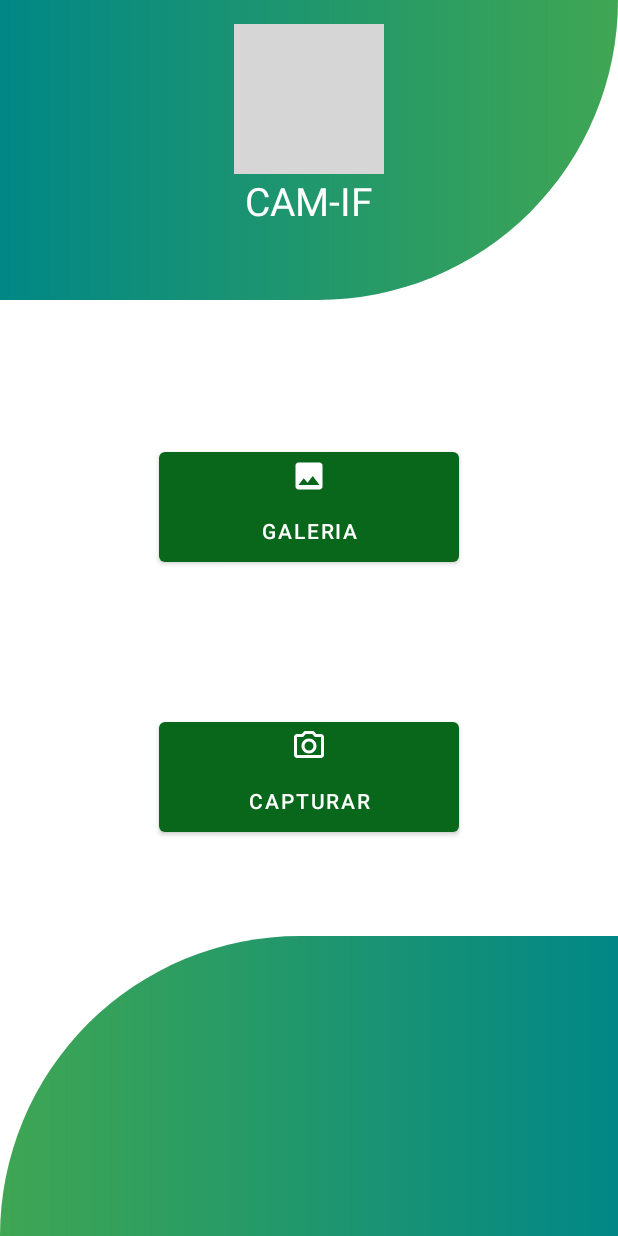
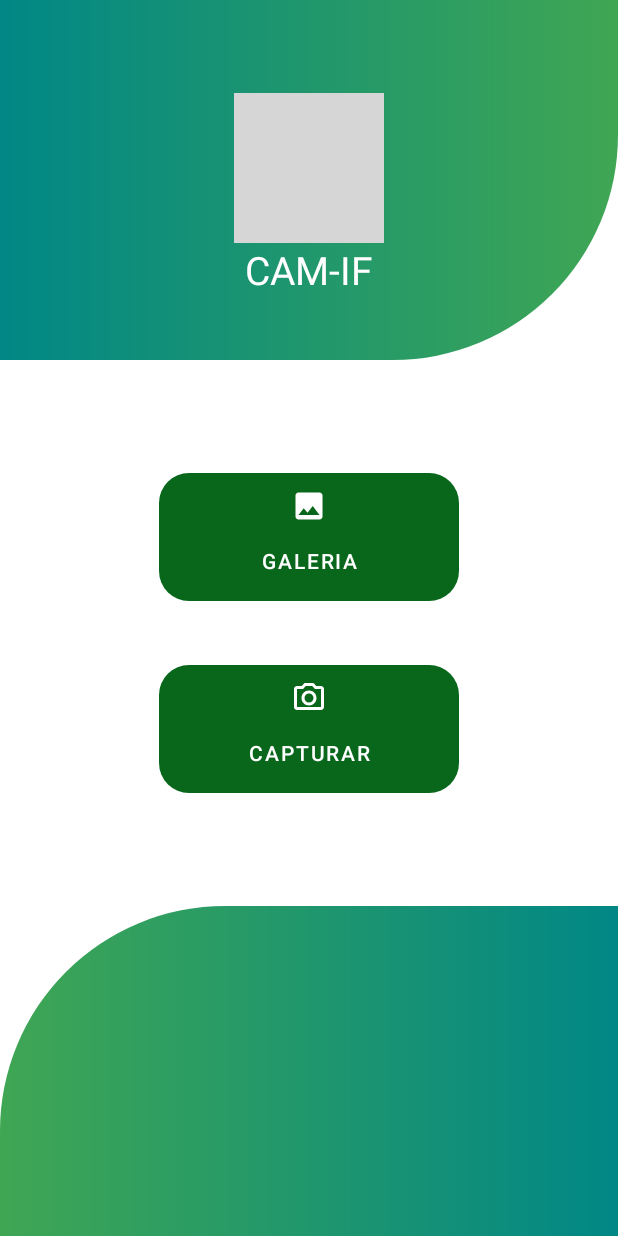
Before and after one commit to MatheusH2021/PDM-Camera-Android, an Android app: the screen it shows after launch (MainActivity), on a phone screen of 412 x 824 dp. Run offline under Robolectric (Android 15) with nearby library versions, the phone set to English and light mode, and no system bars; grey boxes are pictures that could not be loaded.

Commit message:
Adjusting buttons and colors

```diff
--- a/app/src/main/res/drawable/background_bottom_design.xml
+++ b/app/src/main/res/drawable/background_bottom_design.xml
@@ -1,7 +1,7 @@
 <?xml version="1.0" encoding="utf-8"?>
 <shape xmlns:android="http://schemas.android.com/apk/res/android">
     <solid android:color="@color/green_200" />
-    <corners android:topLeftRadius="200dp" />
+    <corners android:topLeftRadius="150dp" />
     <gradient
         android:endColor="@color/teal_700"
         android:startColor="@color/green_200" />
--- a/app/src/main/res/drawable/background_main_button.xml
+++ b/app/src/main/res/drawable/background_main_button.xml
@@ -1,7 +1,4 @@
 <?xml version="1.0" encoding="utf-8"?>
-<shape xmlns:android="http://schemas.android.com/apk/res/android">
-    <solid android:color="@color/green_200" />
-    <gradient
-        android:endColor="@color/green_200"
-        android:startColor="@color/teal_700" />
+<shape xmlns:android="http://schemas.android.com/apk/res/android">=
+    <corners android:radius="20dp"/>
 </shape>
--- a/app/src/main/res/drawable/background_top_design.xml
+++ b/app/src/main/res/drawable/background_top_design.xml
@@ -1,6 +1,6 @@
 <?xml version="1.0" encoding="utf-8"?>
 <shape xmlns:android="http://schemas.android.com/apk/res/android">
-    <corners android:bottomRightRadius="200dp" />
+    <corners android:bottomRightRadius="150dp" />
     <gradient
         android:endColor="@color/green_200"
         android:startColor="@color/teal_700" />
--- a/app/src/main/res/layout/activity_main.xml
+++ b/app/src/main/res/layout/activity_main.xml
@@ -7,7 +7,7 @@
     <View
         android:id="@+id/view_top"
         android:layout_width="match_parent"
-        android:layout_height="200dp"
+        android:layout_height="240dp"
         android:background="@drawable/background_top_design"
         app:layout_constraintEnd_toEndOf="parent"
         app:layout_constraintStart_toStartOf="parent"
@@ -21,9 +21,10 @@
         android:layout_marginBottom="32dp"
         android:src="@drawable/logo_app"
         android:text="@string/title"
-        app:layout_constraintEnd_toEndOf="parent"
-        app:layout_constraintStart_toStartOf="parent"
-        app:layout_constraintTop_toTopOf="parent"
+        app:layout_constraintBottom_toBottomOf="@+id/view_top"
+        app:layout_constraintEnd_toEndOf="@+id/view_top"
+        app:layout_constraintStart_toStartOf="@+id/view_top"
+        app:layout_constraintTop_toTopOf="@+id/view_top"
         app:tint="@color/white" />
 
     <TextView
@@ -40,9 +41,8 @@
         android:id="@+id/button_list_img"
         android:layout_width="200dp"
         android:layout_height="85dp"
-        android:layout_marginStart="8dp"
         android:layout_marginTop="32dp"
-        android:layout_marginEnd="8dp"
+        android:background="@drawable/background_main_button"
         android:drawableTop="@drawable/img_gallery"
         android:drawablePadding="16dp"
         android:text="@string/list_button"
@@ -56,9 +56,8 @@
         android:id="@+id/button_take_img"
         android:layout_width="200dp"
         android:layout_height="85dp"
-        android:layout_marginStart="8dp"
-        android:layout_marginTop="32dp"
-        android:layout_marginEnd="8dp"
+        android:layout_marginBottom="32dp"
+        android:background="@drawable/background_main_button"
         android:drawableTop="@drawable/outline_photo_camera_24"
         android:drawableTint="@color/white"
         android:text="@string/take_button"
@@ -70,7 +69,7 @@
     <View
         android:id="@+id/view_bottom"
         android:layout_width="match_parent"
-        android:layout_height="200dp"
+        android:layout_height="220dp"
         android:background="@drawable/background_bottom_design"
         app:layout_constraintBottom_toBottomOf="parent"
         app:layout_constraintEnd_toEndOf="parent"
```
